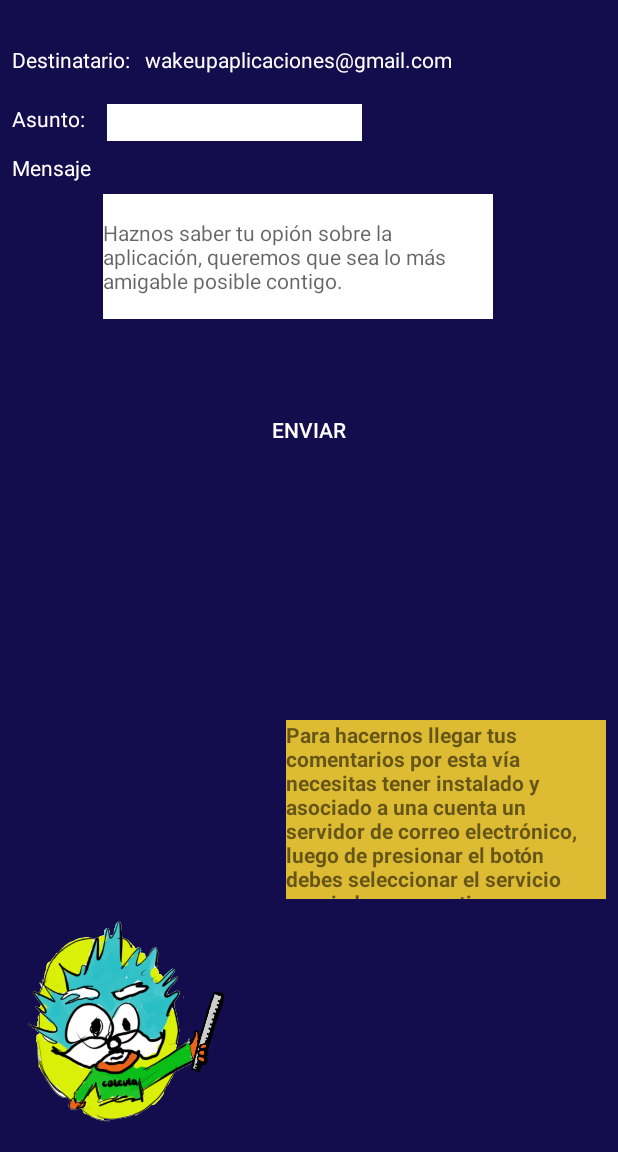
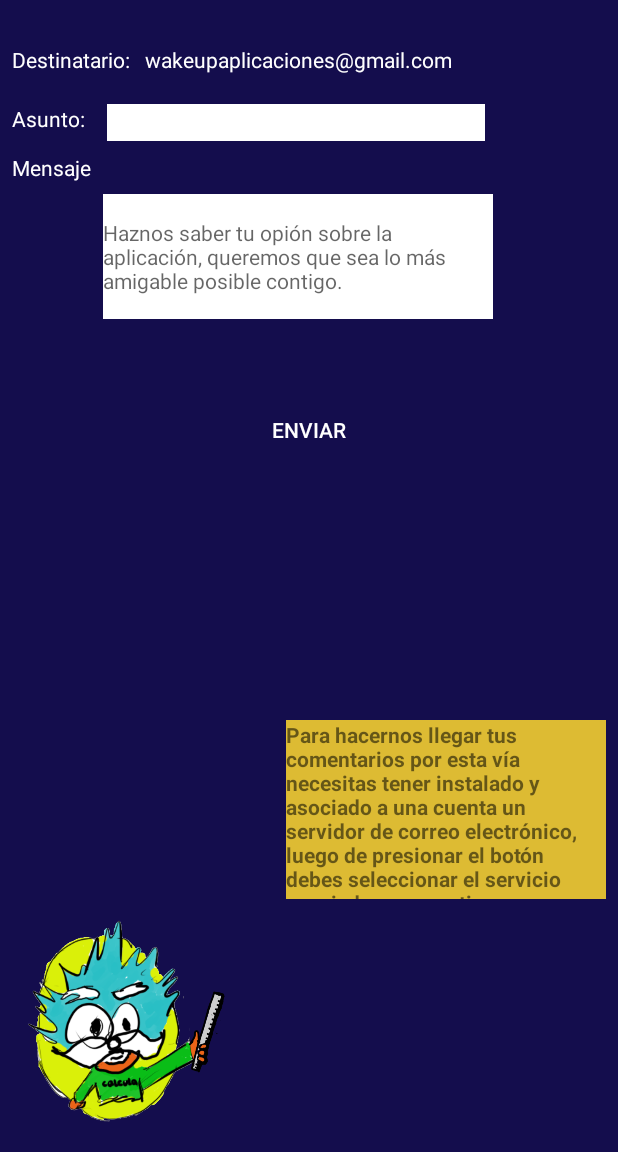
Before and after one commit to claudioFuentes36/MiPromedio, an Android app: the Contacto screen opened directly, with no data from a screen before it, on a phone screen of 412 x 824 dp, the part 84-1236 px from its top. Run offline under Robolectric (Android 15) with nearby library versions, the phone set to English and light mode, and no system bars.

```diff
--- a/app/src/main/res/layout/activity_contacto.xml
+++ b/app/src/main/res/layout/activity_contacto.xml
@@ -31,7 +31,7 @@
 
     <EditText
         android:id="@+id/etSubject"
-        android:layout_width="wrap_content"
+        android:layout_width="252dp"
         android:layout_height="wrap_content"
         android:layout_marginStart="8dp"
         android:layout_marginTop="20dp"
```
Also changed, not shown: 1 other file.
